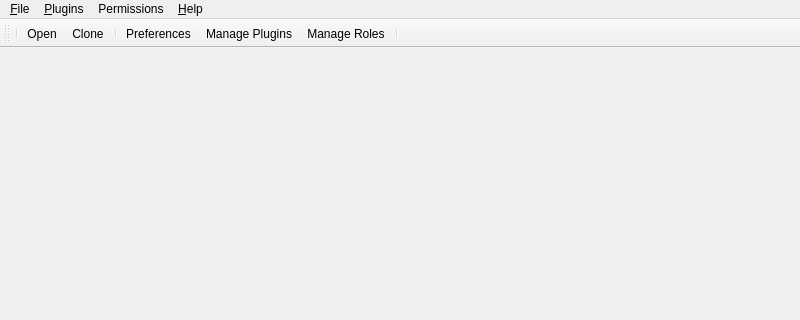
Before: the Qt Designer form meg_runtime/ui/mainwindow.ui in ibedard16/Runtime, drawn with Qt 5; both pictures show x 0 to 800 and y 0 to 320 of the 800 by 600 pixel window.
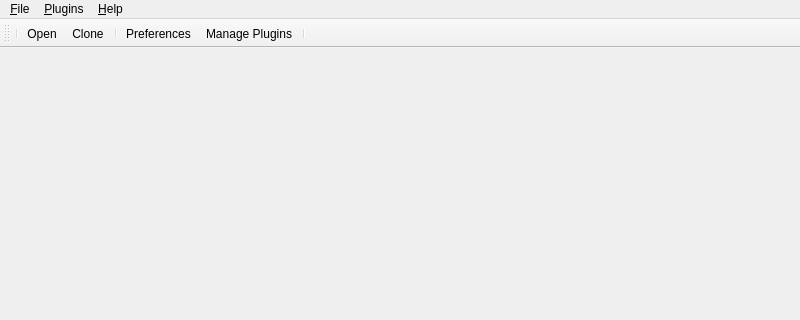
After: the same form once the commit is applied. Icons and pictures are not drawn.

Commit message:
Add repo to roles constructor | get actual list of roles for repo
I had to move the manage roles button from the header and add it to the repo list. I didn't realize the roles list would need to be repo-sensitive at first, but it needs to be.

Also, add logic to get the real list of roles from the repo. It's great - everything's working now!

```diff
--- a/meg_runtime/ui/mainwindow.ui
+++ b/meg_runtime/ui/mainwindow.ui
@@ -133,9 +133,45 @@
    <addaction name="separator"/>
    <addaction name="action_Preferences"/>
    <addaction name="action_Manage_Plugins"/>
-   <addaction name="action_Manage_Roles"/>
    <addaction name="separator"/>
   </widget>
+  <widget class="QMenuBar" name="menubar">
+   <property name="geometry">
+    <rect>
+     <x>0</x>
+     <y>0</y>
+     <width>800</width>
+     <height>21</height>
+    </rect>
+   </property>
+   <widget class="QMenu" name="menu_File">
+    <property name="title">
+     <string>&amp;File</string>
+    </property>
+    <addaction name="separator"/>
+    <addaction name="action_Open"/>
+    <addaction name="action_Clone"/>
+    <addaction name="separator"/>
+    <addaction name="action_Settings"/>
+    <addaction name="separator"/>
+    <addaction name="action_Quit"/>
+   </widget>
+   <widget class="QMenu" name="menu_Help">
+    <property name="title">
+     <string>&amp;Help</string>
+    </property>
+    <addaction name="action_About"/>
+   </widget>
+   <widget class="QMenu" name="menu_Plugins">
+    <property name="title">
+     <string>&amp;Plugins</string>
+    </property>
+    <addaction name="action_Manage_Plugins"/>
+   </widget>
+   <addaction name="menu_File"/>
+   <addaction name="menu_Plugins"/>
+   <addaction name="menu_Help"/>
+  </widget>
   <action name="action_Open">
    <property name="icon">
     <iconset>
```
The commit also changes 5 other files.
